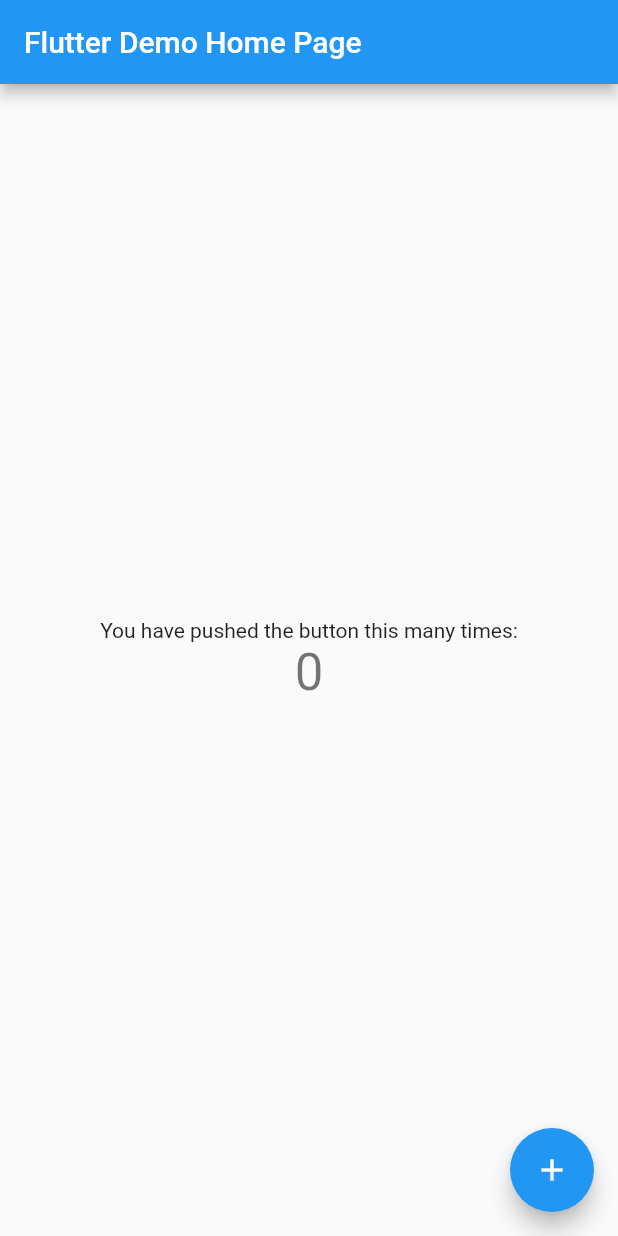
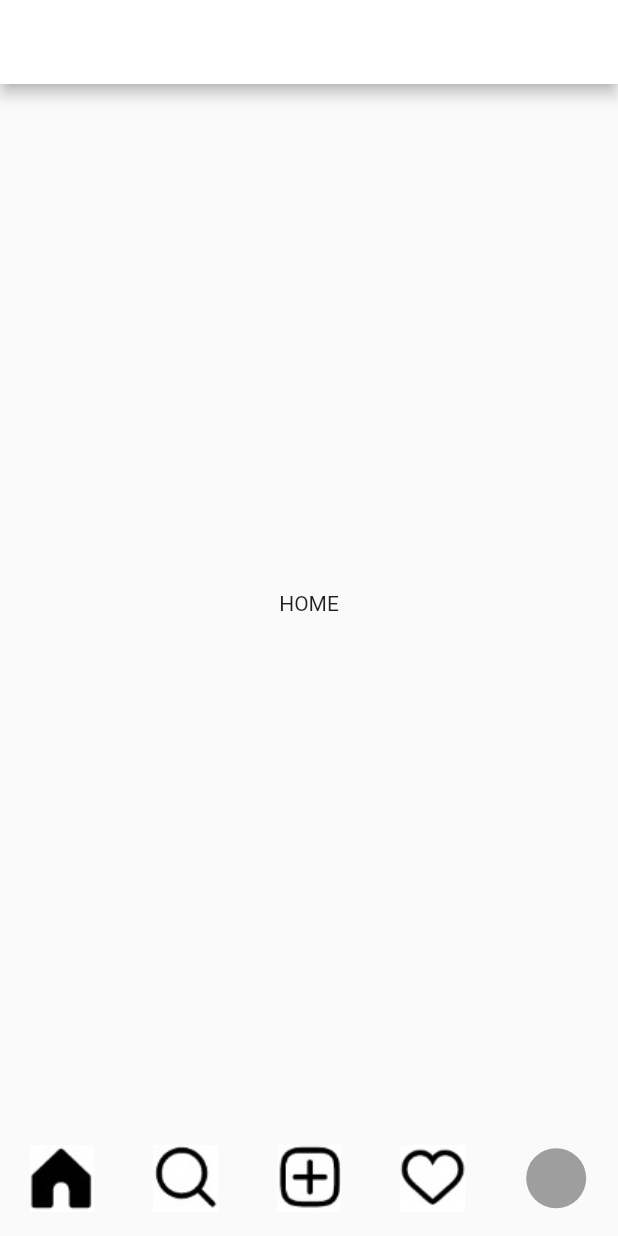
Before and after one commit to ziho9593/flutter_instagram_clone, a Flutter app: the screen it shows after launch, on a phone screen of 412 x 824 dp. Run offline on Flutter 3.47's test engine with Material 2 defaults, Android fonts, the phone set to English and light mode, and no system bars; our stand-ins replace get.

Commit message:
:sparkles: BottomNavigationBar 설정
BottomNavigationBar 아이콘 설정, 컨트롤러 생성, init 바인딩 설정, 클릭 시 body를 변경할 수 있도록 컨트롤러 수정

```diff
--- a/lib/main.dart
+++ b/lib/main.dart
@@ -1,4 +1,7 @@
 import 'package:flutter/material.dart';
+import 'package:flutter_instagram_clone/src/app.dart';
+import 'package:flutter_instagram_clone/src/binding/init_bindings.dart';
+import 'package:get/get.dart';
 
 void main() {
   runApp(const MyApp());
@@ -10,106 +13,17 @@ class MyApp extends StatelessWidget {
   // This widget is the root of your application.
   @override
   Widget build(BuildContext context) {
-    return MaterialApp(
+    return GetMaterialApp(
       title: 'Flutter Demo',
       theme: ThemeData(
-        // This is the theme of your application.
-        //
-        // Try running your application with "flutter run". You'll see the
-        // application has a blue toolbar. Then, without quitting the app, try
-        // changing the primarySwatch below to Colors.green and then invoke
-        // "hot reload" (press "r" in the console where you ran "flutter run",
-        // or simply save your changes to "hot reload" in a Flutter IDE).
-        // Notice that the counter didn't reset back to zero; the application
-        // is not restarted.
         primarySwatch: Colors.blue,
+        appBarTheme: const AppBarTheme(
+          backgroundColor: Colors.white,
+          titleTextStyle: TextStyle(color: Colors.black),
+        ),
       ),
-      home: const MyHomePage(title: 'Flutter Demo Home Page'),
+      initialBinding: InitBinding(),
+      home: const App(),
     );
   }
 }
-
-class MyHomePage extends StatefulWidget {
-  const MyHomePage({super.key, required this.title});
-
-  // This widget is the home page of your application. It is stateful, meaning
-  // that it has a State object (defined below) that contains fields that affect
-  // how it looks.
-
-  // This class is the configuration for the state. It holds the values (in this
-  // case the title) provided by the parent (in this case the App widget) and
-  // used by the build method of the State. Fields in a Widget subclass are
-  // always marked "final".
-
-  final String title;
-
-  @override
-  State<MyHomePage> createState() => _MyHomePageState();
-}
-
-class _MyHomePageState extends State<MyHomePage> {
-  int _counter = 0;
-
-  void _incrementCounter() {
-    setState(() {
-      // This call to setState tells the Flutter framework that something has
-      // changed in this State, which causes it to rerun the build method below
-      // so that the display can reflect the updated values. If we changed
-      // _counter without calling setState(), then the build method would not be
-      // called again, and so nothing would appear to happen.
-      _counter++;
-    });
-  }
-
-  @override
-  Widget build(BuildContext context) {
-    // This method is rerun every time setState is called, for instance as done
-    // by the _incrementCounter method above.
-    //
-    // The Flutter framework has been optimized to make rerunning build methods
-    // fast, so that you can just rebuild anything that needs updating rather
-    // than having to individually change instances of widgets.
-    return Scaffold(
-      appBar: AppBar(
-        // Here we take the value from the MyHomePage object that was created by
-        // the App.build method, and use it to set our appbar title.
-        title: Text(widget.title),
-      ),
-      body: Center(
-        // Center is a layout widget. It takes a single child and positions it
-        // in the middle of the parent.
-        child: Column(
-          // Column is also a layout widget. It takes a list of children and
-          // arranges them vertically. By default, it sizes itself to fit its
-          // children horizontally, and tries to be as tall as its parent.
-          //
-          // Invoke "debug painting" (press "p" in the console, choose the
-          // "Toggle Debug Paint" action from the Flutter Inspector in Android
-          // Studio, or the "Toggle Debug Paint" command in Visual Studio Code)
-          // to see the wireframe for each widget.
-          //
-          // Column has various properties to control how it sizes itself and
-          // how it positions its children. Here we use mainAxisAlignment to
-          // center the children vertically; the main axis here is the vertical
-          // axis because Columns are vertical (the cross axis would be
-          // horizontal).
-          mainAxisAlignment: MainAxisAlignment.center,
-          children: <Widget>[
-            const Text(
-              'You have pushed the button this many times:',
-            ),
-            Text(
-              '$_counter',
-              style: Theme.of(context).textTheme.headlineMedium,
-            ),
-          ],
-        ),
-      ),
-      floatingActionButton: FloatingActionButton(
-        onPressed: _incrementCounter,
-        tooltip: 'Increment',
-        child: const Icon(Icons.add),
-      ), // This trailing comma makes auto-formatting nicer for build methods.
-    );
-  }
-}
--- /dev/null
+++ b/lib/src/app.dart
@@ -0,0 +1,76 @@
+import 'package:flutter/material.dart';
+import 'package:flutter_instagram_clone/src/controller/bottom_nav_controller.dart';
+import 'package:get/get.dart';
+
+import 'components/image_data.dart';
+
+class App extends GetView<BottomNavController> {
+  const App({super.key});
+
+  @override
+  Widget build(BuildContext context) {
+    return WillPopScope(
+        child: Obx(
+          () => Scaffold(
+            appBar: AppBar(),
+            body: IndexedStack(index: controller.pageIndex.value, children: [
+              Container(
+                child: Center(child: Text("HOME")),
+              ),
+              Container(
+                child: Center(child: Text("SEARCH")),
+              ),
+              Container(
+                child: Center(child: Text("UPLOAD")),
+              ),
+              Container(
+                child: Center(child: Text("ACTIVITY")),
+              ),
+              Container(
+                child: Center(child: Text("MYPAGE")),
+              ),
+            ]),
+            bottomNavigationBar: BottomNavigationBar(
+                type: BottomNavigationBarType.fixed,
+                showSelectedLabels: false,
+                showUnselectedLabels: false,
+                currentIndex: controller.pageIndex.value,
+                onTap: controller.changeBottomNav,
+                elevation: 0,
+                items: [
+                  BottomNavigationBarItem(
+                    icon: Image.asset(IconsPath.homeOff),
+                    activeIcon: Image.asset(IconsPath.homeOn),
+                    label: 'home',
+                  ),
+                  BottomNavigationBarItem(
+                    icon: Image.asset(IconsPath.searchOff),
+                    activeIcon: Image.asset(IconsPath.searchOn),
+                    label: 'search',
+                  ),
+                  BottomNavigationBarItem(
+                    icon: Image.asset(IconsPath.uploadIcon),
+                    label: 'upload',
+                  ),
+                  BottomNavigationBarItem(
+                    icon: Image.asset(IconsPath.activeOff),
+                    activeIcon: Image.asset(IconsPath.activeOn),
+                    label: 'active',
+                  ),
+                  BottomNavigationBarItem(
+                    icon: Container(
+                      width: 40,
+                      height: 40,
+                      decoration: const BoxDecoration(
+                          shape: BoxShape.circle, color: Colors.grey),
+                    ),
+                    label: 'avarta',
+                  ),
+                ]),
+          ),
+        ),
+        onWillPop: () async {
+          return false;
+        });
+  }
+}
--- /dev/null
+++ b/lib/src/binding/init_bindings.dart
@@ -0,0 +1,9 @@
+import 'package:flutter_instagram_clone/src/controller/bottom_nav_controller.dart';
+import 'package:get/get.dart';
+
+class InitBinding extends Bindings {
+  @override
+  void dependencies() {
+    Get.put(BottomNavController(), permanent: true);
+  }
+}
--- /dev/null
+++ b/lib/src/components/image_data.dart
@@ -0,0 +1,31 @@
+import 'package:flutter/material.dart';
+import 'package:get/get.dart';
+
+class ImageData extends StatelessWidget {
+  String icon;
+  final double? width;
+
+  ImageData(
+    this.icon, {
+    super.key,
+    this.width = 55,
+  });
+
+  @override
+  Widget build(BuildContext context) {
+    return Image.asset(
+      icon,
+      width: width! / Get.mediaQuery.devicePixelRatio,
+    );
+  }
+}
+
+class IconsPath {
+  static String get homeOff => 'assets/images/bottom_nav_home_off_icon.jpg';
+  static String get homeOn => 'assets/images/bottom_nav_home_on_icon.jpg';
+  static String get searchOff => 'assets/images/bottom_nav_search_off_icon.jpg';
+  static String get searchOn => 'assets/images/bottom_nav_search_on_icon.jpg';
+  static String get uploadIcon => 'assets/images/bottom_nav_upload_icon.jpg';
+  static String get activeOff => 'assets/images/bottom_nav_active_off_icon.jpg';
+  static String get activeOn => 'assets/images/bottom_nav_active_on_icon.jpg';
+}
--- /dev/null
+++ b/lib/src/controller/bottom_nav_controller.dart
@@ -0,0 +1,27 @@
+import 'package:flutter_instagram_clone/src/pages/upload.dart';
+import 'package:get/get.dart';
+
+enum PageName { HOME, SEARCH, UPLOAD, ACTIVITY, MYPAGE }
+
+class BottomNavController extends GetxController {
+  RxInt pageIndex = 0.obs;
+
+  void changeBottomNav(int value) {
+    var page = PageName.values[value];
+    switch (page) {
+      case PageName.UPLOAD:
+        Get.to(() => const Upload());
+        break;
+      case PageName.HOME:
+      case PageName.SEARCH:
+      case PageName.ACTIVITY:
+      case PageName.MYPAGE:
+        _changePage(value);
+        break;
+    }
+  }
+
+  void _changePage(int value) {
+    pageIndex(value);
+  }
+}
--- /dev/null
+++ b/lib/src/pages/upload.dart
@@ -0,0 +1,12 @@
+import 'package:flutter/material.dart';
+
+class Upload extends StatelessWidget {
+  const Upload({super.key});
+
+  @override
+  Widget build(BuildContext context) {
+    return Container(
+      color: Colors.red,
+    );
+  }
+}
```
